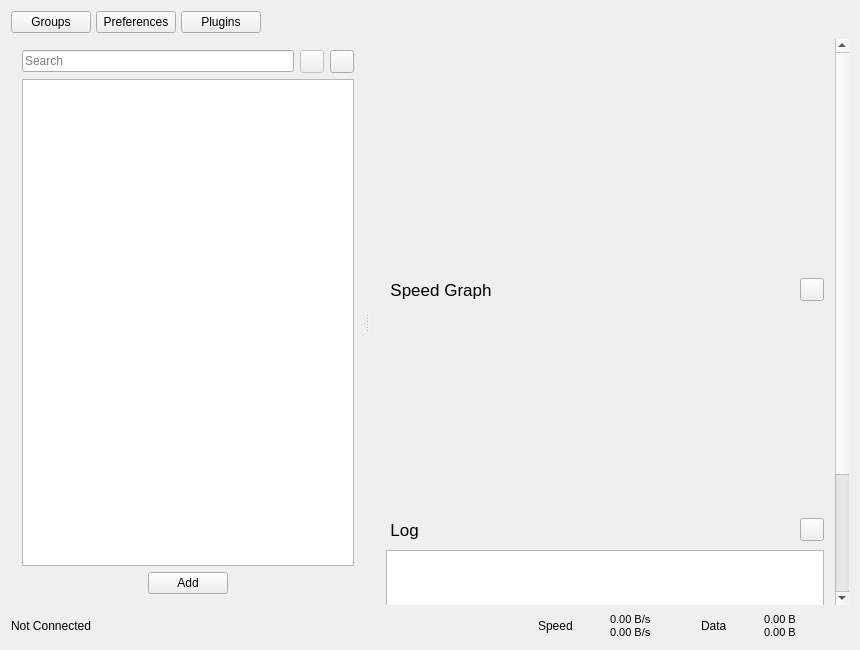
This is src/ui/w_MainWindow.ui in Qv2ray/Qv2ray as Qt 5 draws it before an edit. The edited form follows.
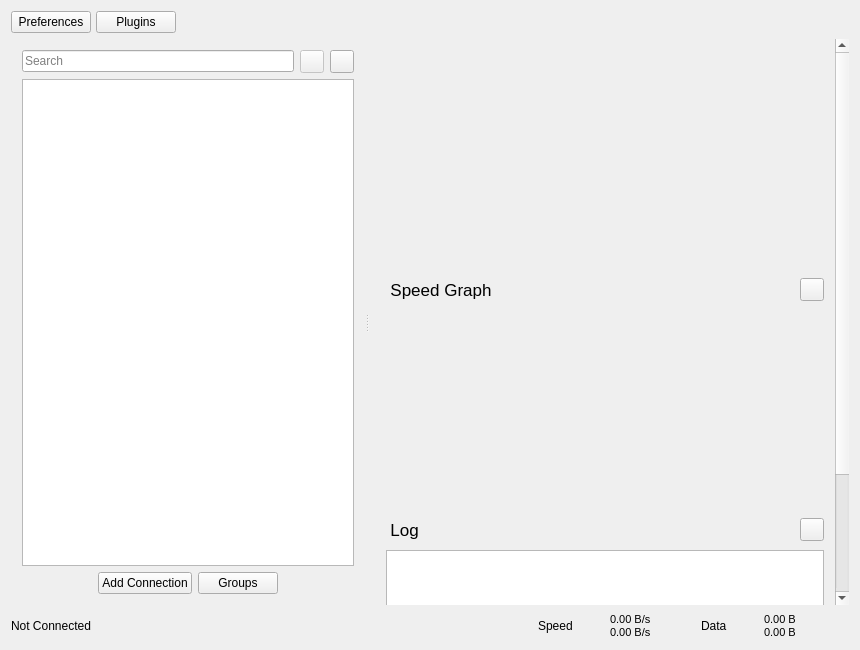
This is the edited form. Icons and pictures are not drawn.

Commit message: add: added Group Manager UI

```diff
--- a/src/ui/w_MainWindow.ui
+++ b/src/ui/w_MainWindow.ui
@@ -22,17 +22,10 @@
   <widget class="QWidget" name="centralWidget">
    <layout class="QVBoxLayout" name="verticalLayout_2" stretch="0,1,0">
     <item>
-     <layout class="QHBoxLayout" name="horizontalLayout" stretch="0,0,0,0">
+     <layout class="QHBoxLayout" name="horizontalLayout" stretch="0,0,0">
       <property name="spacing">
        <number>5</number>
       </property>
-      <item>
-       <widget class="QPushButton" name="subsButton">
-        <property name="text">
-         <string>Groups</string>
-        </property>
-       </widget>
-      </item>
       <item>
        <widget class="QPushButton" name="preferencesBtn">
         <property name="text">
@@ -194,7 +187,7 @@
              <string>Import Connection</string>
             </property>
             <property name="text">
-             <string>Add</string>
+             <string>Add Connection</string>
             </property>
             <property name="iconSize">
              <size>
@@ -204,6 +197,13 @@
             </property>
            </widget>
           </item>
+          <item>
+           <widget class="QPushButton" name="subsButton">
+            <property name="text">
+             <string>Groups</string>
+            </property>
+           </widget>
+          </item>
           <item>
            <spacer name="horizontalSpacer_2">
             <property name="orientation">
```
Left out of the diff: 1 changed line with no effect on the pictures. The commit also changes 2 other files.
